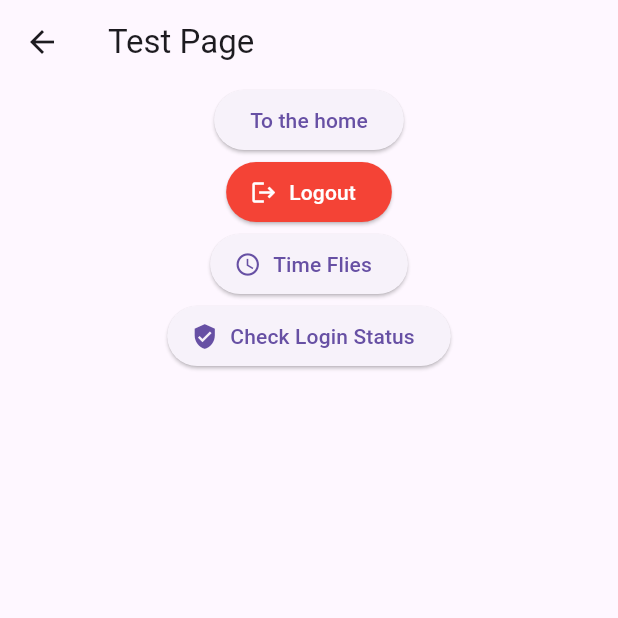
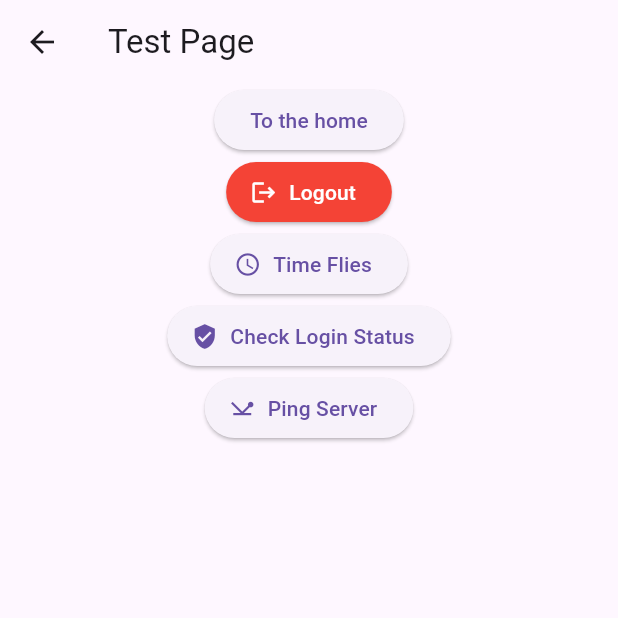
Before and after one commit to ArtKaplan/BioMedWearables, a Flutter app: the TestPage screen opened directly, on a phone screen of 412 x 824 dp, the top half of it. Run offline on Flutter 3.47's test engine with Material 3 defaults, Android fonts, the phone set to English and light mode, and no system bars; our stand-ins replace fl_chart, shared_preferences, syncfusion_flutter_gauges; accounts and stored records are empty.

Commit message:
added a button to ping the server in the test page

```diff
--- a/the_app/lib/screens/testPage.dart
+++ b/the_app/lib/screens/testPage.dart
@@ -1,6 +1,7 @@
 import 'package:flutter/material.dart';
 import 'package:the_app/screens/homePage.dart';
 import 'package:the_app/widgets/logoutButton.dart';
+import 'package:the_app/widgets/pingButton.dart';
 import 'package:the_app/widgets/testExpiracyDateButton.dart';
 import 'package:the_app/widgets/LoginStatusButton.dart';
 
@@ -30,6 +31,8 @@ class TestPage extends StatelessWidget {
             TestExpiracyDateButton(),
 
             LoginStatusButton(),
+
+            PingButton(),
           ],
         ),
       ),
--- /dev/null
+++ b/the_app/lib/widgets/pingButton.dart
@@ -0,0 +1,34 @@
+import 'package:flutter/material.dart';
+import 'package:http/http.dart' as http;
+import 'package:the_app/utils/impact.dart';
+
+// button to change loggin status and go back to login page
+
+class PingButton extends StatelessWidget {
+  const PingButton({super.key});
+
+  @override
+  Widget build(BuildContext context) {
+    return ElevatedButton.icon(
+      icon: const Icon(Icons.network_ping),
+      label: const Text('Ping Server'),
+      onPressed: () => _ping_server(context),
+    );
+  }
+}
+
+_ping_server(BuildContext context) async {
+  final url = Impact.baseURL + Impact.pingEndpoint;
+  final uri = Uri.parse(url);
+  final response = await http.get(uri);
+  String message;
+  if (response.statusCode == 200) {
+    message = 'Server is up';
+  } else {
+    message = 'There is a problem : ${response.statusCode}';
+  }
+
+  ScaffoldMessenger.of(context).showSnackBar(
+    SnackBar(content: Text(message), duration: const Duration(seconds: 3)),
+  );
+}
```
